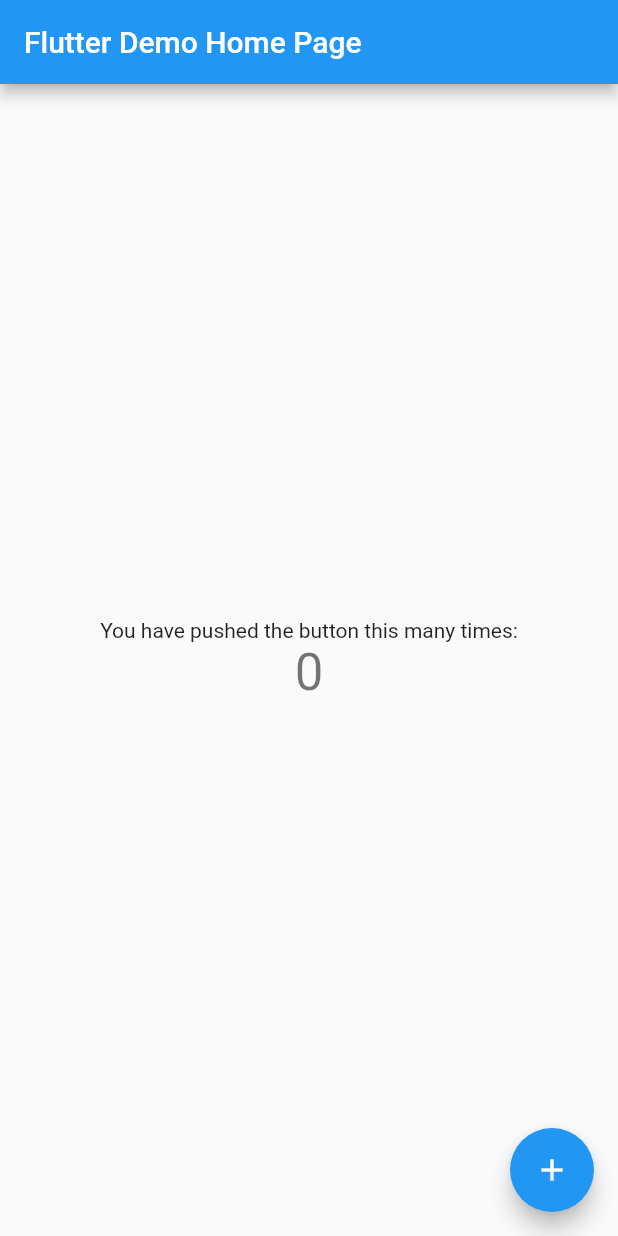
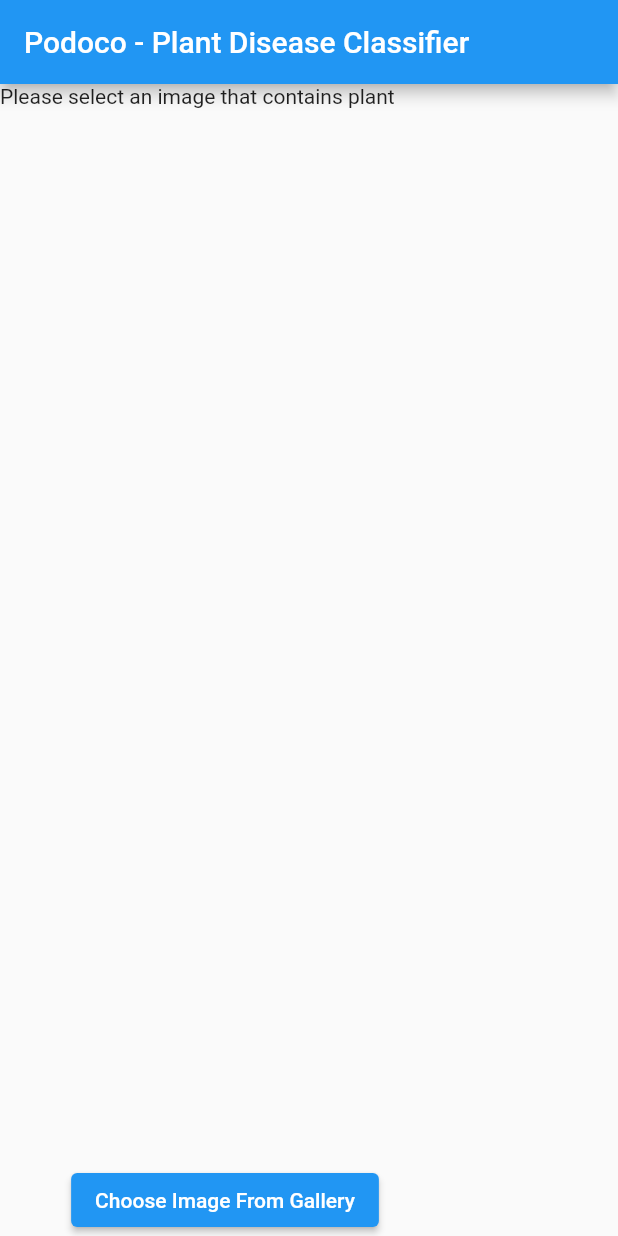
Before and after one commit to MinSiThu/Podoco, a Flutter app: the screen it shows after launch, on a phone screen of 412 x 824 dp. Run offline on Flutter 3.47's test engine with Material 2 defaults, Android fonts, the phone set to English and light mode, and no system bars; our stand-ins replace image_picker; missing offline and left inert: tflite_flutter, tflite_flutter_helper; Roboto replaces fonts that are missing (Georgia).

Commit message:
feat: Get Image from Gallery & Preprocess

```diff
--- /dev/null
+++ b/lib/classifier/classifier.dart
@@ -0,0 +1,59 @@
+import 'package:tflite_flutter/tflite_flutter.dart';
+import 'package:tflite_flutter_helper/tflite_flutter_helper.dart';
+
+const labelFileName = 'assets/podoco_labels.txt';
+const modelFileName = 'podoco_model.tflite';
+
+class PodocoClassifierModel {
+  Interpreter interpreter; // to predict results
+  List<int> inputShape; // shape of input data
+  List<int> outputShape; // shape of output data
+
+  TfLiteType inputType; // data type of input tensor
+  TfLiteType outputType; // data type of output tensor
+
+  PodocoClassifierModel({
+    required this.interpreter,
+    required this.inputShape,
+    required this.outputShape,
+    required this.inputType,
+    required this.outputType,
+  });
+
+  static createModel() async {
+    final interpreter = await Interpreter.fromAsset(modelFileName);
+
+    final inputShape = interpreter.getInputTensor(0).shape;
+    final outputShape = interpreter.getOutputTensor(0).shape;
+
+    print('Input shape: $inputShape');
+    print('Output shape: $outputShape');
+
+    // #3
+    final inputType = interpreter.getInputTensor(0).type;
+    final outputType = interpreter.getOutputTensor(0).type;
+
+    print('Input type: $inputType');
+    print('Output type: $outputType');
+
+    return PodocoClassifierModel(
+        interpreter: interpreter,
+        inputShape: inputShape,
+        outputShape: outputShape,
+        inputType: inputType,
+        outputType: outputType);
+  }
+
+  static loadLabels() async {
+    List<String> rawLabels = await FileUtil.loadLabels(labelFileName);
+
+    final labels = rawLabels
+        .map((label) => label.substring(label.indexOf(' ')).trim())
+        .toList();
+
+    print('Labels: $labels');
+    return labels;
+  }
+
+
+}
--- a/lib/main.dart
+++ b/lib/main.dart
@@ -1,115 +1,124 @@
+import 'dart:io';
+import 'dart:math';
+
 import 'package:flutter/material.dart';
+import 'package:image_picker/image_picker.dart';
+import 'package:podoco_plant_diesease_classifier/classifier/classifier.dart';
+import 'package:podoco_plant_diesease_classifier/classifier/utils.dart';
+import 'package:tflite_flutter_helper/tflite_flutter_helper.dart';
 
 void main() {
-  runApp(const MyApp());
+  runApp(PodocoApp());
 }
 
-class MyApp extends StatelessWidget {
-  const MyApp({super.key});
-
-  // This widget is the root of your application.
+class PodocoApp extends StatefulWidget {
   @override
-  Widget build(BuildContext context) {
-    return MaterialApp(
-      title: 'Flutter Demo',
-      theme: ThemeData(
-        // This is the theme of your application.
-        //
-        // Try running your application with "flutter run". You'll see the
-        // application has a blue toolbar. Then, without quitting the app, try
-        // changing the primarySwatch below to Colors.green and then invoke
-        // "hot reload" (press "r" in the console where you ran "flutter run",
-        // or simply save your changes to "hot reload" in a Flutter IDE).
-        // Notice that the counter didn't reset back to zero; the application
-        // is not restarted.
-        primarySwatch: Colors.blue,
-      ),
-      home: const MyHomePage(title: 'Flutter Demo Home Page'),
-    );
-  }
+  _PodocoAppState createState() => _PodocoAppState();
 }
 
-class MyHomePage extends StatefulWidget {
-  const MyHomePage({super.key, required this.title});
-
-  // This widget is the home page of your application. It is stateful, meaning
-  // that it has a State object (defined below) that contains fields that affect
-  // how it looks.
-
-  // This class is the configuration for the state. It holds the values (in this
-  // case the title) provided by the parent (in this case the App widget) and
-  // used by the build method of the State. Fields in a Widget subclass are
-  // always marked "final".
-
-  final String title;
+class _PodocoAppState extends State<PodocoApp> {
+  var _model;
+  final ImagePicker _imagePicker = ImagePicker();
+  var _selectedImage;
 
   @override
-  State<MyHomePage> createState() => _MyHomePageState();
-}
+  void initState() {
+    super.initState();
+    _loadModel();
+  }
 
-class _MyHomePageState extends State<MyHomePage> {
-  int _counter = 0;
+  void _loadModel() async{
+    _model = await PodocoClassifierModel.createModel();
+    PodocoClassifierModel.loadLabels();
+  }
 
-  void _incrementCounter() {
+  void _pickImage() async {
+    final XFile? image =
+        await _imagePicker.pickImage(source: ImageSource.gallery);
+
+    if (image == null) return;
+
     setState(() {
-      // This call to setState tells the Flutter framework that something has
-      // changed in this State, which causes it to rerun the build method below
-      // so that the display can reflect the updated values. If we changed
-      // _counter without calling setState(), then the build method would not be
-      // called again, and so nothing would appear to happen.
-      _counter++;
+      _selectedImage = File(image.path);
     });
+
+    final imageFile = File(image.path);
+    _classifyImage(imageFile);
+  }
+
+  /*
+   * tensorImage loads into inputTensor,
+   * Image Preprocessor is built
+   * inputTensor is preprocess
+   *
+   */
+  Future<TensorImage> _preProcessInput(var image) async {
+
+    print("Step 1");
+    // # TensorImage is created and load Image
+    final inputTensor = TensorImage.fromFile(image);
+    //inputTensor.
+
+    print("Step 2");
+    // # Crop Image to have square image
+    final minLength = min(inputTensor.height, inputTensor.width);
+    final cropOp = ResizeWithCropOrPadOp(minLength, minLength);
+
+    // # Resize Image to model input shape
+    final shapeLength = _model.inputShape[1];
+    final resizeOp = ResizeOp(shapeLength, shapeLength, ResizeMethod.BILINEAR);
+
+    // # Normalize Image, 127.5 is used cause model, to have -1 to 1
+    final normalizeOp = NormalizeOp(127.5, 127.5);
+
+    // # ImageProcessor and add Operations
+    final imageProcessor = ImageProcessorBuilder()
+        .add(cropOp)
+        .add(resizeOp)
+        .add(normalizeOp)
+        .build();
+    print("Step 3");
+    imageProcessor.process(inputTensor);
+
+    // #6
+    return inputTensor;
+  }
+
+  void _classifyImage(imageFile) async {
+    final inputTensorImage = await _preProcessInput(imageFile);
+    print(inputTensorImage);
   }
 
   @override
   Widget build(BuildContext context) {
-    // This method is rerun every time setState is called, for instance as done
-    // by the _incrementCounter method above.
-    //
-    // The Flutter framework has been optimized to make rerunning build methods
-    // fast, so that you can just rebuild anything that needs updating rather
-    // than having to individually change instances of widgets.
-    return Scaffold(
-      appBar: AppBar(
-        // Here we take the value from the MyHomePage object that was created by
-        // the App.build method, and use it to set our appbar title.
-        title: Text(widget.title),
+    return MaterialApp(
+      theme: ThemeData(
+        primaryColor: Colors.greenAccent,
+        fontFamily: 'Georgia',
       ),
-      body: Center(
-        // Center is a layout widget. It takes a single child and positions it
-        // in the middle of the parent.
-        child: Column(
-          // Column is also a layout widget. It takes a list of children and
-          // arranges them vertically. By default, it sizes itself to fit its
-          // children horizontally, and tries to be as tall as its parent.
-          //
-          // Invoke "debug painting" (press "p" in the console, choose the
-          // "Toggle Debug Paint" action from the Flutter Inspector in Android
-          // Studio, or the "Toggle Debug Paint" command in Visual Studio Code)
-          // to see the wireframe for each widget.
-          //
-          // Column has various properties to control how it sizes itself and
-          // how it positions its children. Here we use mainAxisAlignment to
-          // center the children vertically; the main axis here is the vertical
-          // axis because Columns are vertical (the cross axis would be
-          // horizontal).
-          mainAxisAlignment: MainAxisAlignment.center,
-          children: <Widget>[
-            const Text(
-              'You have pushed the button this many times:',
-            ),
-            Text(
-              '$_counter',
-              style: Theme.of(context).textTheme.headline4,
-            ),
-          ],
-        ),
-      ),
-      floatingActionButton: FloatingActionButton(
-        onPressed: _incrementCounter,
-        tooltip: 'Increment',
-        child: const Icon(Icons.add),
-      ), // This trailing comma makes auto-formatting nicer for build methods.
+      debugShowCheckedModeBanner: false,
+      home: Scaffold(
+          appBar: AppBar(
+            title: const Text("Podoco - Plant Disease Classifier"),
+          ),
+          body: Column(
+              mainAxisAlignment: MainAxisAlignment.spaceBetween,
+              children: [
+                Container(
+                    height: 300,
+                    width: 300,
+                    child: _selectedImage != null
+                        ? Image.file(_selectedImage, fit: BoxFit.cover)
+                        : const Text(
+                            "Please select an image that contains plant")),
+                Container(
+                  child: ElevatedButton(
+                      onPressed: () {
+                        _pickImage();
+                      },
+                      child: const Text("Choose Image From Gallery")),
+                )
+              ])),
     );
   }
 }
```
Also changed, not shown: assets/podoco_labels.txt (added, +16 -0 lines), lib/classifier/utils.dart (added, +14 -0 lines), pubspec.yaml (+10 -3 lines), pubspec.lock, 13 other files.
